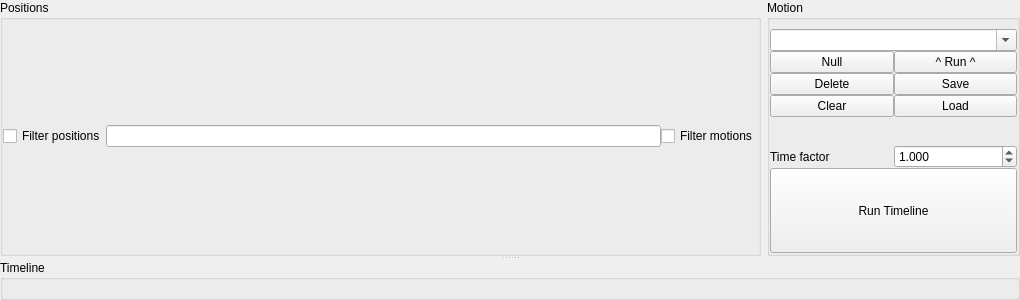
Qt form rqt_motion_editor/src/rqt_motion_editor/motion_editor.ui (tu-darmstadt-ros-pkg/motion_editor) before a commit.
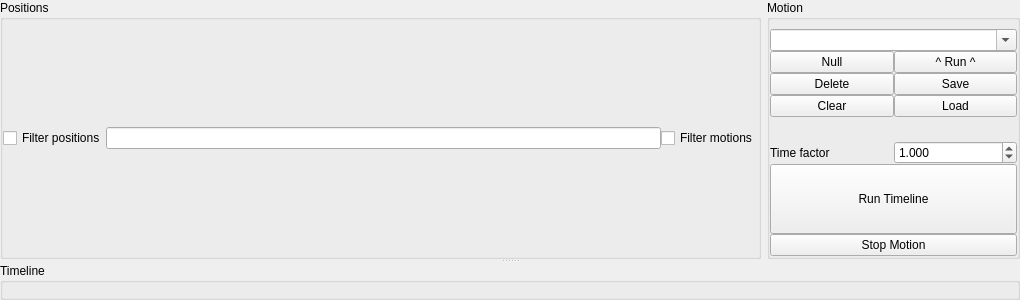
The same form after that commit.

```diff
--- a/rqt_motion_editor/src/rqt_motion_editor/motion_editor.ui
+++ b/rqt_motion_editor/src/rqt_motion_editor/motion_editor.ui
@@ -79,7 +79,7 @@
          <property name="title">
           <string>Motion</string>
          </property>
-         <layout class="QVBoxLayout" name="verticalLayout" stretch="0,0,1,0,3">
+         <layout class="QVBoxLayout" name="verticalLayout" stretch="0,0,1,0,3,0">
           <property name="spacing">
            <number>0</number>
           </property>
@@ -204,6 +204,13 @@
             </property>
            </widget>
           </item>
+          <item>
+           <widget class="QPushButton" name="stop_motion_button">
+            <property name="text">
+             <string>Stop Motion</string>
+            </property>
+           </widget>
+          </item>
          </layout>
         </widget>
        </item>
```
